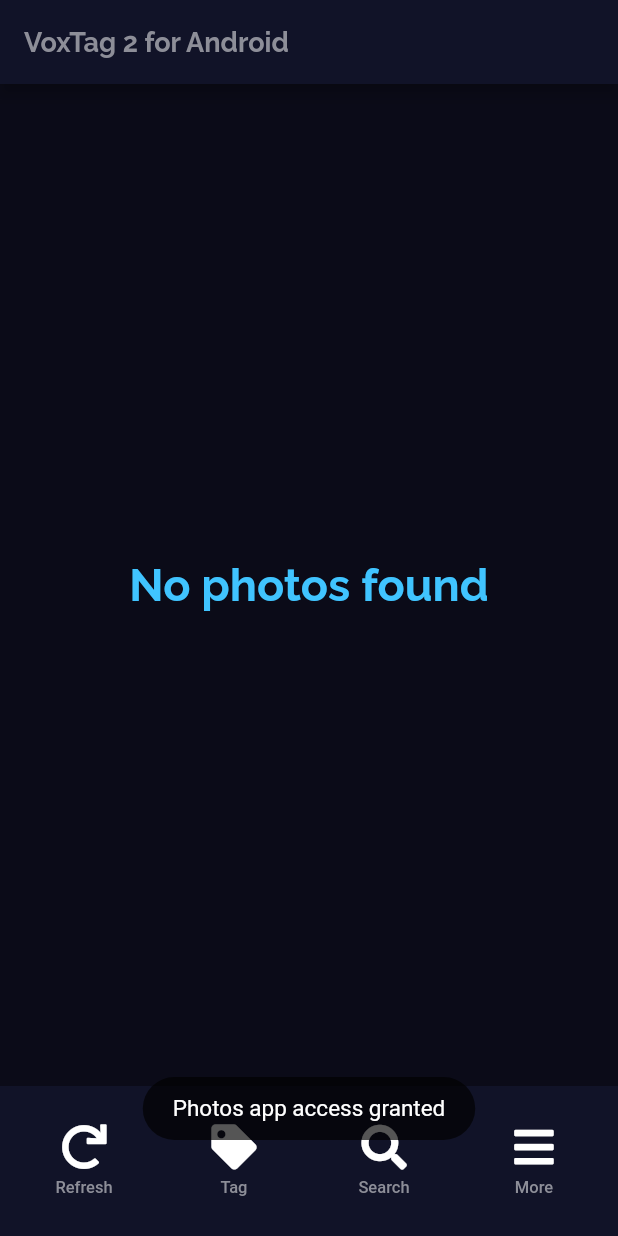
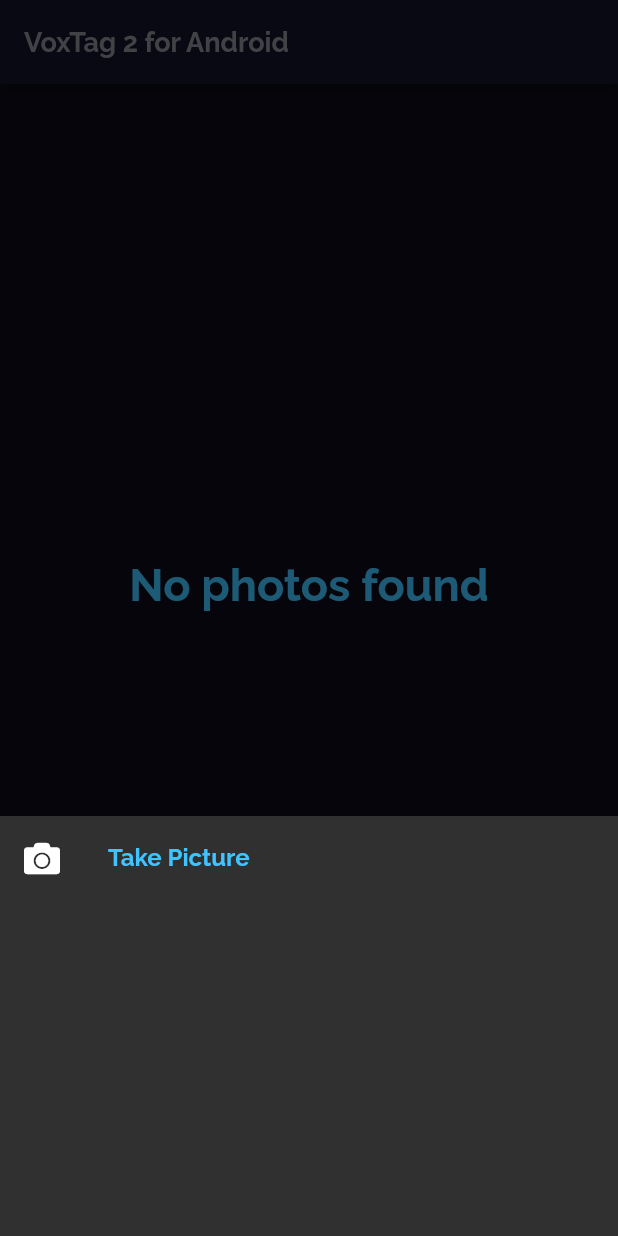
Before and after one commit to perriera/voxtag2app, a Flutter app: the screen it shows after launch, item 2 of the bottom bar chosen, after a tap on "More", on a phone screen of 412 x 824 dp. Run offline on Flutter 3.47's test engine with Material 2 defaults, Android fonts, the phone set to English and light mode, and no system bars; our stand-ins replace flutter_spinkit, fluttertoast, font_awesome_flutter, gallery_saver, image_picker, rxdart and 1 more; missing offline and left inert: crclib, flutter_is_emulator, flutter_statusbarcolor, photo_album_manager.

Commit message:
Took a photo

```diff
--- a/lib/voxtag2/buttons/more_options_button.dart
+++ b/lib/voxtag2/buttons/more_options_button.dart
@@ -1,7 +1,8 @@
 import 'package:flutter/cupertino.dart';
+import 'package:flutter/material.dart';
 import 'package:font_awesome_flutter/font_awesome_flutter.dart';
 import 'package:voxtag2app/voxtag2/extensions/NavBarButton.dart';
-import 'package:voxtag2app/voxtag2/usecases/photos/database/PhotoAlbum.dart';
+import 'package:voxtag2app/voxtag2/usecases/photo/take/take_photo.dart';
 
 class MoreOptionsButton extends StatelessWidget {
   const MoreOptionsButton({
@@ -14,8 +15,21 @@
       icon: FontAwesomeIcons.bars,
       title: "More",
       onTap: () {
-        PhotosAlbum().access(context);
-      }, // RefreshPhotoUseCase(context),
+        showModalBottomSheet(
+            context: context,
+            builder: (context) => Container(
+                  height: 280,
+                  child: ListView(
+                    children: <Widget>[
+                      //    ChangeColumnsButton(),
+                      TakePhotoMenuItem(),
+                      //     ChangeThemeButton(),
+                      //    HelpButton(),
+                      //     AboutVoxTag2Button(),
+                    ],
+                  ),
+                ));
+      },
     );
   }
 }
--- a/lib/voxtag2/instance/VoxTag2.dart
+++ b/lib/voxtag2/instance/VoxTag2.dart
@@ -3,7 +3,7 @@
 import 'package:voxtag2app/voxtag2/instance/Themes.dart';
 import 'package:voxtag2app/voxtag2/system/load_path.dart';
 import 'package:voxtag2app/voxtag2/usecases/app/display_maindisplay/main_display.dart';
-import 'package:voxtag2app/voxtag2/usecases/photo/view_photo.dart';
+import 'package:voxtag2app/voxtag2/usecases/photo/view/view_photo.dart';
 import 'package:voxtag2app/voxtag2/usecases/photos/database/PhotoAlbum.dart';
 import 'package:voxtag2app/voxtag2/usecases/voxtags/access/obsolete/TagStorage.dart';
 
--- a/lib/voxtag2/usecases/app/display_maindisplay/main_display.dart
+++ b/lib/voxtag2/usecases/app/display_maindisplay/main_display.dart
@@ -1,7 +1,7 @@
 import 'package:flutter/material.dart';
 import 'package:voxtag2app/voxtag2/instance/Themes.dart';
 import 'package:voxtag2app/voxtag2/usecases/app/display_maindisplay/app_bar.dart';
-import 'package:voxtag2app/voxtag2/usecases/app/display_maindisplay/nav_bar.dart';
+import 'package:voxtag2app/voxtag2/buttons/nav_bars/nav_bar.dart';
 import 'package:voxtag2app/voxtag2/usecases/photos/access/view_photos.dart';
 
 class MainDisplay extends StatelessWidget {
--- a/lib/voxtag2/usecases/app/display_maindisplay/nav_bar.dart
+++ /dev/null
@@ -1,27 +0,0 @@
-import 'package:flutter/cupertino.dart';
-import 'package:flutter/material.dart';
-import 'package:voxtag2app/voxtag2/buttons/more_options_button.dart';
-import 'package:voxtag2app/voxtag2/buttons/search_tags_button.dart';
-import 'package:voxtag2app/voxtag2/buttons/tag_photos_button.dart';
-import 'package:voxtag2app/voxtag2/instance/Themes.dart';
-import 'package:voxtag2app/voxtag2/buttons/refresh_photos_button.dart';
-
-class PhotosNavBar extends StatelessWidget {
-  @override
-  Widget build(BuildContext context) {
-    return Container(
-      color: ThemeCatalog.kNavBarColor,
-      height: 100.0,
-      child: Row(
-        mainAxisAlignment: MainAxisAlignment.spaceEvenly,
-        crossAxisAlignment: CrossAxisAlignment.center,
-        children: <Widget>[
-          RefreshPhotosButton(),
-          TagPhotosButton(),
-          SearchTagsButton(),
-          MoreOptionsButton(),
-        ],
-      ),
-    );
-  }
-}
--- a/lib/voxtag2/usecases/photo/take/take_photo.dart
+++ b/lib/voxtag2/usecases/photo/take/take_photo.dart
@@ -0,0 +1,25 @@
+import 'package:flutter/cupertino.dart';
+import 'package:flutter/material.dart';
+import 'package:font_awesome_flutter/font_awesome_flutter.dart';
+import 'package:voxtag2app/voxtag2/instance/Themes.dart';
+import 'package:voxtag2app/voxtag2/usecases/photo/take/take_photo_usecase.dart';
+
+class TakePhotoMenuItem extends StatelessWidget {
+  const TakePhotoMenuItem({
+    Key key,
+  }) : super(key: key);
+
+  @override
+  Widget build(BuildContext context) {
+    return GestureDetector(
+      child: ListTile(
+        leading: Icon(FontAwesomeIcons.camera),
+        title: Text(
+          "Take Picture",
+          style: ThemeCatalog.kOptionsItemStyle,
+        ),
+      ),
+      onTap: () => TakePhotoUseCase(context),
+    );
+  }
+}
--- a/lib/voxtag2/usecases/photo/view/photo_loader.dart
+++ b/lib/voxtag2/usecases/photo/view/photo_loader.dart
@@ -1,9 +1,9 @@
-import 'dart:io' as io;
 import 'dart:io';
 
 import 'package:flutter/cupertino.dart';
 import 'package:flutter/material.dart';
-import 'package:voxtag2app/voxtag2/usecases/photo/photo_widget.dart';
+
+import 'photo_widget.dart';
 
 class PhotoLoader extends StatelessWidget {
   static FileImage fileImage;
--- a/lib/voxtag2/usecases/photos/display/photo_tags.dart
+++ b/lib/voxtag2/usecases/photos/display/photo_tags.dart
@@ -1,7 +1,7 @@
 import 'package:flutter/cupertino.dart';
 import 'package:flutter/material.dart';
 import 'package:voxtag2app/voxtag2/instance/Themes.dart';
-import 'package:voxtag2app/voxtag2/usecases/photo/view_photo.dart';
+import 'package:voxtag2app/voxtag2/usecases/photo/view/view_photo.dart';
 import 'package:voxtag2app/voxtag2/usecases/photos/display/photo_tags_base.dart';
 import 'package:voxtag2app/voxtag2/usecases/voxtags/VoxTag.dart';
 import 'package:voxtag2app/voxtag2/usecases/voxtags/VoxTags.dart';
--- a/lib/voxtag2/usecases/photos/display/photos_thumbnail.dart
+++ b/lib/voxtag2/usecases/photos/display/photos_thumbnail.dart
@@ -1,9 +1,9 @@
 import 'package:flutter/cupertino.dart';
 import 'package:flutter/material.dart';
 import 'package:voxtag2app/voxtag2/instance/VoxTag2.dart';
-import 'package:voxtag2app/voxtag2/usecases/photo/view_photo.dart';
+import 'package:voxtag2app/voxtag2/usecases/photo/view/view_photo.dart';
+import 'package:voxtag2app/voxtag2/usecases/photos/display/photo_tags.dart';
 import 'package:voxtag2app/voxtag2/usecases/voxtags/VoxTag.dart';
-import 'package:voxtag2app/voxtag2/usecases/photos/display/photo_tags.dart';
 import 'package:voxtag2app/voxtag2/usecases/voxtags/VoxTags.dart';
 
 class PhotoThumbnail extends StatefulWidget {
--- a/pubspec.yaml
+++ b/pubspec.yaml
@@ -31,6 +31,11 @@
   toast: ^0.1.5
   crclib: ^2.0.0
   flutter_spinkit: ^5.0.0
+  fluttertoast: ^8.0.7
+  image_picker: ^0.7.5+2
+  flutter_is_emulator: ^1.0.0
+  gallery_saver: ^2.1.0
+
   # photo_view: ^0.10.1
 
   # The following adds the Cupertino Icons font to your application.
```
Also changed, not shown: lib/voxtag2/options/Options.dart (+24 -0 lines), lib/voxtag2/toast/toast_dialog.dart (+44 -0 lines), lib/voxtag2/usecases/photo/photo_loader.dart (deleted, +0 -41 lines), lib/voxtag2/usecases/photo/photo_stream.dart (deleted, +0 -20 lines), lib/voxtag2/usecases/photo/photo_widget.dart (deleted, +0 -25 lines), lib/voxtag2/usecases/photo/take/take_photo_dialog.dart (+33 -0 lines), lib/voxtag2/usecases/photo/take/take_photo_usecase.dart (+21 -0 lines), lib/voxtag2/usecases/photo/view_photo.dart (deleted, +0 -58 lines), pubspec.lock, 2 other files.
